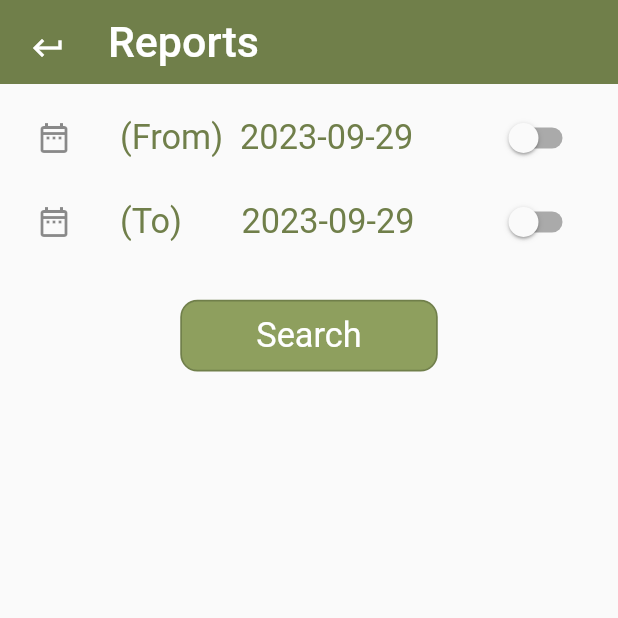
After one commit to walidgithub/tasks_last, a Flutter app: the ReportsView screen opened by its route, on a phone screen of 412 x 824 dp, the top half of it. The commit adds this screen. Run offline on Flutter 3.47's test engine with Material 2 defaults, Android fonts, the light colour scheme and no system bars; drawn by our look-alikes of flutter_bounceable; our stand-ins replace awesome_notifications, countup, date_picker_timeline, dropdown_button2, easy_localization, flutter_bloc and 12 more; accounts and stored records are empty.

Commit message:
fix a lot of bugs 2

```diff
--- /dev/null
+++ b/lib/task/domain/entities/report_model.dart
@@ -0,0 +1,37 @@
+class ReportModel {
+  int? id;
+  String? taskName;
+  String? description;
+  String? category;
+  DateTime? date;
+  int? done;
+
+  ReportModel({
+    this.id,
+    this.taskName,
+    this.description,
+    this.category,
+    this.date,
+    this.done,
+  });
+
+  Map<String, dynamic> toMap() {
+    final Map<String, dynamic> data = <String, dynamic>{};
+    data["id"] = id;
+    data["done"] = done;
+    data["category"] = category;
+    data["date"] = date?.toIso8601String();
+    data["description"] = description;
+    data["taskName"] = taskName;
+    return data;
+  }
+
+  ReportModel.fromMap(Map<String, dynamic> map) {
+    id = map["id"];
+    done = map["done"];
+    category = map["category"];
+    date = DateTime.parse(map["date"] as String);
+    description = map["description"];
+    taskName = map["taskName"];
+  }
+}
--- a/lib/task/presentation/router/app_router.dart
+++ b/lib/task/presentation/router/app_router.dart
@@ -1,3 +1,4 @@
+import 'package:daily_tasks/task/presentation/ui/homepage/reports/reports_view.dart';
 import 'package:flutter/material.dart';
 import 'package:daily_tasks/task/presentation/ui/add_task/add_task.dart';
 import 'package:daily_tasks/task/presentation/ui/daily_tasks/daily_tasks.dart';
@@ -19,6 +20,7 @@ class Routes {
   static const String tasksByCategory = "/tasksByCategory";
   static const String dailyTasks = "/dailyTasks";
   static const String settings = "/settings";
+  static const String reports = "/reports";
 }
 
 class RouteGenerator {
@@ -38,6 +40,8 @@ class RouteGenerator {
         return MaterialPageRoute(builder: (_) => DailyTasks(arguments: settings.arguments as DailyTasksArguments));
       case Routes.settings:
         return MaterialPageRoute(builder: (_) => const SettingsView());
+      case Routes.reports:
+        return MaterialPageRoute(builder: (_) => const ReportsView());
       default:
         return unDefinedRoute();
     }
--- a/lib/task/shared/component/nav_bar.dart
+++ b/lib/task/presentation/ui/component/nav_bar.dart
@@ -1,13 +1,12 @@
 import 'package:flutter/material.dart';
 
 import 'package:flutter_svg/svg.dart';
-import 'package:daily_tasks/task/shared/constant/constant_values_manager.dart';
 import 'package:daily_tasks/task/shared/constant/padding_margin_values_manager.dart';
 
-import '../../presentation/router/app_router.dart';
-import '../constant/assets_manager.dart';
-import '../constant/strings_manager.dart';
-import '../style/colors_manager.dart';
+import '../../../presentation/router/app_router.dart';
+import '../../../shared/constant/assets_manager.dart';
+import '../../../shared/constant/strings_manager.dart';
+import '../../../shared/style/colors_manager.dart';
 
 class NavBar extends StatefulWidget {
   const NavBar({Key? key}) : super(key: key);
@@ -62,7 +61,7 @@ class _NavBarState extends State<NavBar> {
             title: const Text(AppStrings.allreports,
                 style: TextStyle(fontSize: AppSize.s15)),
             onTap: () {
-              Navigator.of(context).pushNamed(Routes.settings);
+              Navigator.of(context).pushNamed(Routes.reports);
             },
           ),
           const Divider(),
--- a/lib/task/presentation/ui/homepage/home_cubit/home_state.dart
+++ b/lib/task/presentation/ui/homepage/home_cubit/home_state.dart
@@ -16,3 +16,13 @@ class ErrorLoadingHomePercentState extends HomeState{
 
   ErrorLoadingHomePercentState(this.errorText);
 }
+
+class LoadReportRowPercentState extends HomeState{}
+class CloseDayState extends HomeState{}
+
+class LoadReportsState extends HomeState{}
+class ErrorReportsState extends HomeState{
+  String errorText;
+
+  ErrorReportsState(this.errorText);
+}
--- /dev/null
+++ b/lib/task/presentation/ui/homepage/reports/reports_view.dart
@@ -0,0 +1,333 @@
+import 'package:countup/countup.dart';
+import 'package:easy_localization/easy_localization.dart';
+import 'package:flutter/material.dart';
+import 'package:flutter_bloc/flutter_bloc.dart';
+import 'package:flutter_bounceable/flutter_bounceable.dart';
+import 'package:flutter_screenutil/flutter_screenutil.dart';
+import 'package:percent_indicator/circular_percent_indicator.dart';
+import 'package:table_calendar/table_calendar.dart';
+
+import '../../../../domain/entities/daily_task_model.dart';
+import '../../../../domain/entities/report_model.dart';
+import '../../../../shared/constant/constant_values_manager.dart';
+import '../../../../shared/constant/padding_margin_values_manager.dart';
+import '../../../../shared/constant/strings_manager.dart';
+import '../../../../shared/style/colors_manager.dart';
+import '../../../di/di.dart';
+import '../../../router/app_router.dart';
+import '../home_cubit/home_cubit.dart';
+import '../home_cubit/home_state.dart';
+
+class ReportsView extends StatefulWidget {
+  const ReportsView({Key? key}) : super(key: key);
+
+  @override
+  State<ReportsView> createState() => _ReportsViewState();
+}
+
+class _ReportsViewState extends State<ReportsView> {
+  final scrollController = ScrollController();
+
+  List<ReportModel> listForReport = [];
+
+  bool fromDate = false;
+  bool toDate = false;
+
+  @override
+  void initState() {
+    // TODO: implement initState
+    super.initState();
+  }
+
+  void _changeFromDate(value) {
+    setState(() {
+      fromDate = value;
+      if (fromDate) {
+        scrollController.animateTo(
+            scrollController.position.maxScrollExtent + 120,
+            duration: Duration(milliseconds: AppConstants.durationOfBounceable),
+            curve: Curves.linear);
+      }
+    });
+  }
+
+  void _changeToDate(value) {
+    setState(() {
+      toDate = value;
+      if (toDate) {
+        scrollController.animateTo(
+            scrollController.position.maxScrollExtent + 120,
+            duration: Duration(milliseconds: AppConstants.durationOfBounceable),
+            curve: Curves.linear);
+      }
+    });
+  }
+
+  DateTime fromDateVal = DateTime.now();
+  DateTime toDateVal = DateTime.now();
+
+  void _onFromDaySelected(DateTime day, DateTime focusedDay) {
+    setState(() {
+      fromDateVal = day;
+    });
+  }
+
+  void _onToDaySelected(DateTime day, DateTime focusedDay) {
+    setState(() {
+      toDateVal = day;
+    });
+  }
+
+  @override
+  Widget build(BuildContext context) {
+    return SafeArea(
+        child: Scaffold(
+      appBar: AppBar(
+        backgroundColor: ColorManager.darkPrimary,
+        elevation: 0,
+        leading: Padding(
+            padding:
+                const EdgeInsets.fromLTRB(AppPadding.p8, AppPadding.p8, 0, 0),
+            child: Bounceable(
+              duration:
+                  Duration(milliseconds: AppConstants.durationOfBounceable),
+              onTap: () async {
+                await Future.delayed(
+                    Duration(milliseconds: AppConstants.durationOfDelay));
+                Navigator.of(context).pop();
+              },
+              child: GestureDetector(
+                onTap: () {
+                  Navigator.of(context).pushReplacementNamed(Routes.mainRoute);
+                },
+                child: const Icon(Icons.keyboard_return),
+              ),
+            )),
+        title: Text(
+          AppStrings.allreports.tr(),
+          style: TextStyle(fontSize: AppSize.s25.sp),
+        ),
+      ),
+      body: bodyContent(context),
+    ));
+  }
+
+  Widget bodyContent(BuildContext context) {
+    return SingleChildScrollView(
+        controller: scrollController,
+        child: BlocProvider(
+          create: (context) => sl<HomeCubit>(),
+          child: BlocConsumer<HomeCubit, HomeState>(
+              listener: (context, state) {
+                if (state is LoadReportsState) {
+                  listForReport = HomeCubit.get(context).listForReport;
+                }
+              },
+              builder: (context, state) {
+                return Padding(
+                  padding: const EdgeInsets.all(8.0),
+                  child: Column(
+                    children: [
+                      SwitchListTile(
+                        title: Text(
+                            '(From)  ${fromDateVal.toString().split(" ")[0]}',
+                            style: TextStyle(
+                                color: ColorManager.darkPrimary,
+                                fontSize: AppSize.s20.sp)),
+                        activeTrackColor: ColorManager.lightPrimary,
+                        activeColor: ColorManager.darkPrimary,
+                        secondary: const Icon(Icons.date_range_outlined),
+                        value: fromDate,
+                        onChanged: (value) {
+                          _changeFromDate(value);
+                        },
+                      ),
+                      fromDate
+                          ? Column(
+                              children: [
+                                TableCalendar(
+                                  locale: "en_US",
+                                  rowHeight: 43.h,
+                                  headerStyle: const HeaderStyle(
+                                      formatButtonVisible: false,
+                                      titleCentered: true),
+                                  availableGestures:
+                                      AvailableGestures.horizontalSwipe,
+                                  selectedDayPredicate: (day) =>
+                                      isSameDay(day, fromDateVal),
+                                  focusedDay: fromDateVal,
+                                  calendarStyle: CalendarStyle(
+                                      selectedDecoration: BoxDecoration(
+                                          color: ColorManager.darkPrimary,
+                                          shape: BoxShape.circle),
+                                      todayDecoration: BoxDecoration(
+                                          color: ColorManager.lightPrimary,
+                                          shape: BoxShape.circle)),
+                                  firstDay: DateTime.utc(2023, 05, 01),
+                                  lastDay: DateTime.utc(2030, 3, 14),
+                                  onDaySelected: _onFromDaySelected,
+                                ),
+                                SizedBox(
+                                  height: AppConstants.heightBetweenElements,
+                                ),
+                                Divider(
+                                  color: ColorManager.darkPrimary,
+                                  thickness: 1,
+                                )
+                              ],
+                            )
+                          : Container(),
+                      SwitchListTile(
+                        title: Text(
+                            '(To)       ${toDateVal.toString().split(" ")[0]}',
+                            style: TextStyle(
+                                color: ColorManager.darkPrimary,
+                                fontSize: AppSize.s20.sp)),
+                        activeTrackColor: ColorManager.lightPrimary,
+                        activeColor: ColorManager.darkPrimary,
+                        secondary: const Icon(Icons.date_range_outlined),
+                        value: toDate,
+                        onChanged: (value) {
+                          _changeToDate(value);
+                        },
+                      ),
+                      toDate
+                          ? Column(
+                              children: [
+                                TableCalendar(
+                                  locale: "en_US",
+                                  rowHeight: 43.h,
+                                  headerStyle: const HeaderStyle(
+                                      formatButtonVisible: false,
+                                      titleCentered: true),
+                                  availableGestures:
+                                      AvailableGestures.horizontalSwipe,
+                                  selectedDayPredicate: (day) =>
+                                      isSameDay(day, toDateVal),
+                                  focusedDay: toDateVal,
+                                  calendarStyle: CalendarStyle(
+                                      selectedDecoration: BoxDecoration(
+                                          color: ColorManager.darkPrimary,
+                                          shape: BoxShape.circle),
+                                      todayDecoration: BoxDecoration(
+                                          color: ColorManager.lightPrimary,
+                                          shape: BoxShape.circle)),
+                                  firstDay: DateTime.utc(2023, 05, 01),
+                                  lastDay: DateTime.utc(2030, 3, 14),
+                                  onDaySelected: _onToDaySelected,
+                                ),
+                                SizedBox(
+                                  height: AppConstants.heightBetweenElements,
+                                ),
+                                Divider(
+                                  color: ColorManager.darkPrimary,
+                                  thickness: 1,
+                                )
+                              ],
+                            )
+                          : Container(),
+                      SizedBox(
+                        height: AppConstants.heightBetweenElements,
+                      ),
+                      Bounceable(
+                        duration: Duration(
+                            milliseconds: AppConstants.durationOfBounceable),
+                        onTap: () async {
+                          await Future.delayed(Duration(
+                              milliseconds: AppConstants.durationOfDelay));
+                            await HomeCubit.get(context).loadDailyTasksByDate(fromDateVal.toString().split(" ")[0], toDateVal.toString().split(" ")[0]);
+                        },
+                        child: Container(
+                          height: 40.h,
+                          width: 150.w,
+                          decoration: BoxDecoration(
+                              color: ColorManager.primary,
+                              border: Border.all(
+                                  width: 1.w, color: ColorManager.darkPrimary),
+                              borderRadius:
+                                  BorderRadius.all(Radius.circular(10.w))),
+                          child: Center(
+                              child: Text(
+                            'Search',
+                            style: TextStyle(
+                                fontSize: 20.sp, color: ColorManager.basic),
+                          )),
+                        ),
+                      ),
+                      SizedBox(
+                        height: AppConstants.heightBetweenElements,
+                      ),
+                      ListView.separated(
+                        itemCount: listForReport.length,
+                        shrinkWrap: true,
+                        scrollDirection: Axis.vertical,
+                        physics: const ScrollPhysics(),
+                        itemBuilder: (context, index) {
+                          return Bounceable(
+                            duration: Duration(
+                                milliseconds:
+                                    AppConstants.durationOfBounceable),
+                            onTap: () async {
+                              await Future.delayed(Duration(
+                                  milliseconds: AppConstants.durationOfDelay));
+                            },
+                            child: CircularPercentIndicator(
+                              footer: Text(
+                                listForReport[index].date.toString(),
+                                style: TextStyle(
+                                    color: ColorManager.darkPrimary,
+                                    fontSize: AppSize.s20.sp,
+                                    fontWeight: FontWeight.w500),
+                              ),
+                              radius: 80.0.h,
+                              lineWidth: 10.0.w,
+                              percent: 1.0,
+                              center: Row(
+                                mainAxisAlignment: MainAxisAlignment.center,
+                                children: [
+                                  Countup(
+                                    begin: 0,
+                                    end: 20,
+                                    duration: Duration(
+                                        milliseconds: AppConstants.countUp),
+                                    style: TextStyle(
+                                      fontSize: AppSize.s50.sp,
+                                    ),
+                                  ),
+                                  Text(
+                                    '%',
+                                    style: TextStyle(fontSize: AppSize.s50.sp),
+                                  )
+                                ],
+                              ),
+                              backgroundColor: ColorManager.accent,
+                              circularStrokeCap: CircularStrokeCap.round,
+                              animation: true,
+                              animationDuration:
+                                  AppConstants.circularPercentIndicator,
+                              curve: Curves.easeInOut,
+                              linearGradient: LinearGradient(
+                                  begin: Alignment.topRight,
+                                  end: Alignment.bottomCenter,
+                                  colors: [
+                                    ColorManager.darkPrimary,
+                                    ColorManager.primary,
+                                    ColorManager.lightPrimary,
+                                  ]),
+                            ),
+                          );
+                        },
+                        separatorBuilder: (BuildContext context, int index) {
+                          return Divider(
+                            color: ColorManager.darkPrimary,
+                            thickness: 1,
+                          );
+                        },
+                      )
+                    ],
+                  ),
+                );
+              }),
+        ));
+  }
+}
--- a/lib/task/presentation/ui/splash_view/splash_view.dart
+++ b/lib/task/presentation/ui/splash_view/splash_view.dart
@@ -1,7 +1,5 @@
 import 'dart:async';
 
-import 'package:awesome_notifications/awesome_notifications.dart';
-import 'package:daily_tasks/task/presentation/ui/homepage/homepage_view.dart';
 import 'package:easy_localization/easy_localization.dart';
 import 'package:flutter/material.dart';
 import 'package:flutter_screenutil/flutter_screenutil.dart';
@@ -11,14 +9,13 @@ import 'dart:math' as math;
 
 import 'package:widget_and_text_animator/widget_and_text_animator.dart';
 
-import '../../../../main.dart';
-import '../../../shared/component/splash_clipper.dart';
 import '../../../shared/constant/assets_manager.dart';
 import '../../../shared/constant/constant_values_manager.dart';
 import '../../../shared/constant/strings_manager.dart';
 import '../../../shared/preferences/app_pref.dart';
 import '../../di/di.dart';
 import '../../router/app_router.dart';
+import '../component/splash_clipper.dart';
 
 class SplashView extends StatefulWidget {
   const SplashView({Key? key}) : super(key: key);
```
Also changed, not shown: lib/task/data/data_sources/local/task_repo.dart (+7 -0 lines), lib/task/domain/repositories/task_repo_imp.dart (+35 -8 lines), lib/task/presentation/ui/add_task/add_task.dart (+15 -15 lines), lib/task/presentation/ui/homepage/home_cubit/home_cubit.dart (+49 -16 lines), lib/task/presentation/ui/homepage/homepage_view.dart (+40 -2 lines), lib/task/shared/preferences/dbHelper.dart (+66 -18 lines), lib/task/presentation/ui/component/home_clipper.dart (renamed from lib/task/shared/component/home_clipper.dart), lib/task/presentation/ui/component/splash_clipper.dart (renamed from lib/task/shared/component/splash_clipper.dart).
